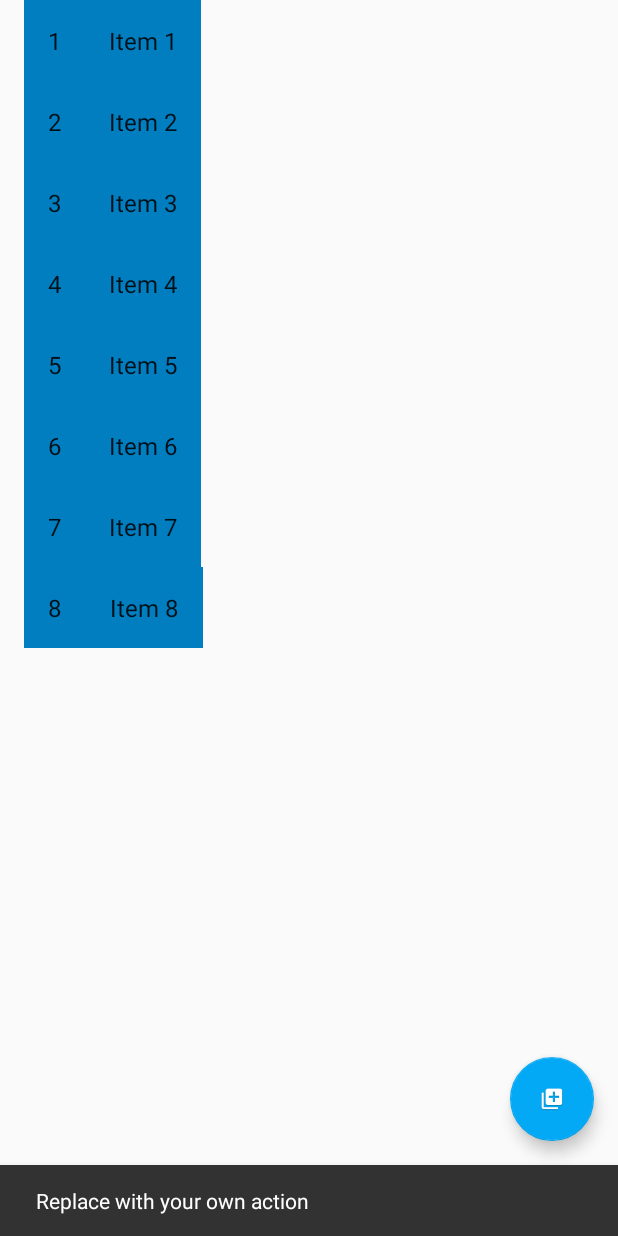
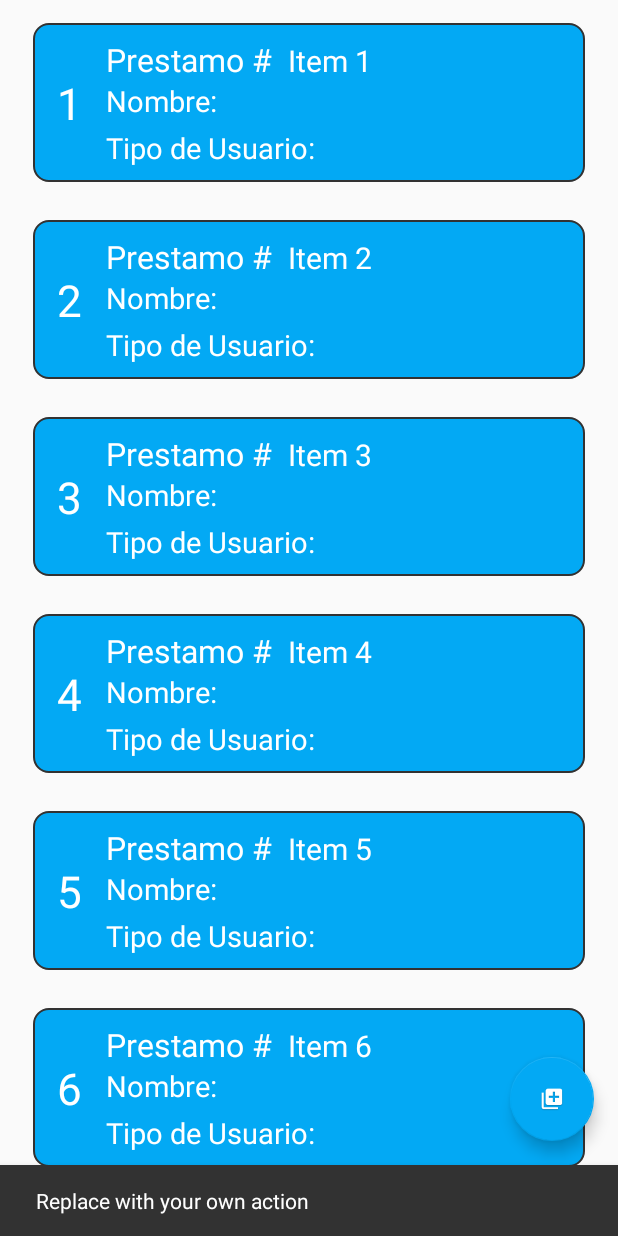
Before and after one commit to Raynor119/Proyecto-de-Biblioteca, an Android app: the devolucion screen opened directly, with no data from a screen before it, after a tap on an icon or button, on a phone screen of 412 x 824 dp. Run offline under Robolectric (Android 15) with nearby library versions, the phone set to English and light mode, and no system bars; network calls fail.

Commit message:
alpha1.2.5

```diff
--- /dev/null
+++ b/app/src/main/res/layout-sw600dp/activity_devolucion.xml
@@ -0,0 +1,39 @@
+<?xml version="1.0" encoding="utf-8"?>
+<android.support.design.widget.CoordinatorLayout xmlns:android="http://schemas.android.com/apk/res/android"
+    xmlns:app="http://schemas.android.com/apk/res-auto"
+    xmlns:tools="http://schemas.android.com/tools"
+    android:layout_width="match_parent"
+    android:layout_height="match_parent"
+    android:fitsSystemWindows="true"
+    tools:context=".ItemListActivity">
+
+    <android.support.design.widget.AppBarLayout
+        android:id="@+id/app_bar"
+        android:layout_width="match_parent"
+        android:layout_height="wrap_content"
+        android:theme="@style/AppTheme.AppBarOverlay">
+
+
+
+    </android.support.design.widget.AppBarLayout>
+
+    <FrameLayout
+        android:id="@+id/frameLayout"
+        android:layout_width="match_parent"
+        android:layout_height="match_parent"
+        app:layout_behavior="@string/appbar_scrolling_view_behavior">
+
+        <include layout="@layout/item_list" />
+    </FrameLayout>
+
+    <android.support.design.widget.FloatingActionButton
+		android:theme="@style/AppT"
+        android:id="@+id/fab"
+        android:layout_width="wrap_content"
+        android:layout_height="wrap_content"
+        android:layout_gravity="bottom|end"
+        android:layout_margin="@dimen/fab_margin"
+        app:srcCompat="@mipmap/devoluciones" />
+
+
+</android.support.design.widget.CoordinatorLayout>
--- /dev/null
+++ b/app/src/main/res/layout-sw820dp/activity_devolucion.xml
@@ -0,0 +1,39 @@
+<?xml version="1.0" encoding="utf-8"?>
+<android.support.design.widget.CoordinatorLayout xmlns:android="http://schemas.android.com/apk/res/android"
+    xmlns:app="http://schemas.android.com/apk/res-auto"
+    xmlns:tools="http://schemas.android.com/tools"
+    android:layout_width="match_parent"
+    android:layout_height="match_parent"
+    android:fitsSystemWindows="true"
+    tools:context=".ItemListActivity">
+
+    <android.support.design.widget.AppBarLayout
+        android:id="@+id/app_bar"
+        android:layout_width="match_parent"
+        android:layout_height="wrap_content"
+        android:theme="@style/AppTheme.AppBarOverlay">
+
+
+
+    </android.support.design.widget.AppBarLayout>
+
+    <FrameLayout
+        android:id="@+id/frameLayout"
+        android:layout_width="match_parent"
+        android:layout_height="match_parent"
+        app:layout_behavior="@string/appbar_scrolling_view_behavior">
+
+        <include layout="@layout/item_list" />
+    </FrameLayout>
+
+    <android.support.design.widget.FloatingActionButton
+		android:theme="@style/AppT"
+        android:id="@+id/fab"
+        android:layout_width="wrap_content"
+        android:layout_height="wrap_content"
+        android:layout_gravity="bottom|end"
+        android:layout_margin="@dimen/fab_margin"
+        app:srcCompat="@mipmap/devoluciones" />
+
+
+</android.support.design.widget.CoordinatorLayout>
--- a/app/src/main/res/layout/item_list_content1.xml
+++ b/app/src/main/res/layout/item_list_content1.xml
@@ -1,23 +1,98 @@
 <?xml version="1.0" encoding="utf-8"?>
 <LinearLayout
 	xmlns:android="http://schemas.android.com/apk/res/android"
-	android:layout_width="wrap_content"
+	android:layout_width="match_parent"
 	android:layout_height="wrap_content"
 	android:orientation="horizontal"
-	android:background="#007EC0">
+	android:layout_marginRight="6dp"
+	android:layout_marginLeft="6dp"
+	android:background="@drawable/boton"
+	android:layout_marginTop="15dp"
+	android:layout_marginBottom="10dp">
 
 	<TextView
 		android:id="@+id/id_text1"
 		android:layout_width="wrap_content"
 		android:layout_height="wrap_content"
 		android:layout_margin="@dimen/text_margin"
-		android:textAppearance="?attr/textAppearanceListItem"/>
+		android:textAppearance="?attr/textAppearanceListItem"
+		android:textSize="29sp"
+		android:textColor="#FFFFFF"
+		android:gravity="center"
+		android:layout_gravity="center_vertical"/>
 
-	<TextView
-		android:id="@+id/content1"
+	<LinearLayout
+		android:orientation="vertical"
 		android:layout_width="wrap_content"
-		android:layout_height="wrap_content"
-		android:layout_margin="@dimen/text_margin"
-		android:textAppearance="?attr/textAppearanceListItem"/>
+		android:layout_height="wrap_content">
+
+		<LinearLayout
+			android:orientation="horizontal"
+			android:layout_width="wrap_content"
+			android:layout_height="wrap_content">
+
+			<TextView
+				android:layout_width="wrap_content"
+				android:layout_height="wrap_content"
+				android:text="Prestamo #  "
+				android:textColor="#FFFFFF"
+				android:textSize="21sp"
+				android:layout_marginTop="10dp"/>
+
+			<TextView
+				android:id="@+id/content1"
+				android:textColor="#FFFFFF"
+				android:layout_width="wrap_content"
+				android:layout_height="wrap_content"
+				android:textAppearance="?attr/textAppearanceListItem"
+				android:textSize="20sp"
+				android:layout_marginTop="10dp"/>
+
+		</LinearLayout>
+
+		<LinearLayout
+			android:orientation="horizontal"
+			android:layout_width="wrap_content"
+			android:layout_height="wrap_content">
+
+			<TextView
+				android:layout_width="wrap_content"
+				android:layout_height="wrap_content"
+				android:text="Nombre: "
+				android:textColor="#FFFFFF"
+				android:textSize="19sp"/>
+
+			<TextView
+				android:layout_width="wrap_content"
+				android:layout_height="wrap_content"
+				android:text=""
+				android:textColor="#FFFFFF"
+				android:textSize="19sp"
+				android:id="@+id/nm"/>
+
+		</LinearLayout>
+		<LinearLayout
+			android:orientation="horizontal"
+			android:layout_width="wrap_content"
+			android:layout_height="wrap_content"
+			android:layout_marginTop="5dp"
+			android:layout_marginBottom="10dp">
+			<TextView
+				android:layout_width="wrap_content"
+				android:layout_height="wrap_content"
+				android:text="Tipo de Usuario: "
+				android:textSize="19sp"
+				android:textColor="#FFFFFF"
+			/>
+			<TextView
+				android:layout_width="wrap_content"
+				android:layout_height="wrap_content"
+				android:text=""
+				android:textColor="#FFFFFF"
+				android:textSize="19sp"
+				android:id="@+id/tp"/>
+		</LinearLayout>
+
+	</LinearLayout>
 
 </LinearLayout>
```
Also changed, not shown: app/src/main/java/com/pixels/bdpbiblio/agregarpretano.java (+35 -1 lines), app/src/main/res/layout-sw600dp/activity_multa.xml (added, +39 -0 lines), app/src/main/res/layout-sw600dp/activity_prestamo.xml (added, +39 -0 lines), app/src/main/res/layout-sw600dp/item_detail.xml (+34 -4 lines), app/src/main/res/layout-sw820dp/activity_multa.xml (added, +39 -0 lines), app/src/main/res/layout-sw820dp/activity_prestamo.xml (added, +39 -0 lines), app/src/main/res/layout-sw820dp/item_detail.xml (+34 -4 lines), app/src/main/res/layout-sw900dp/item_detail.xml (+38 -6 lines), app/src/main/res/layout/activity_prestamo.xml (+160 -7 lines), app/src/main/res/layout/item_detail.xml (+40 -10 lines), 196 other files.
